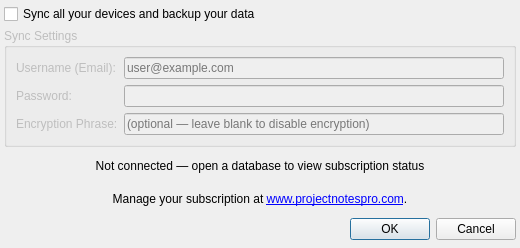
Qt form cloudsyncsettingsdialog.ui (kestermckinney/ProjectNotes) before a commit.
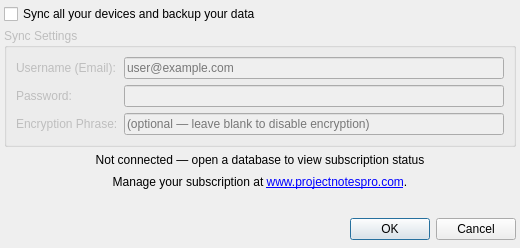
The same form after that commit.

```diff
--- a/cloudsyncsettingsdialog.ui
+++ b/cloudsyncsettingsdialog.ui
@@ -119,6 +119,19 @@
      </property>
     </widget>
    </item>
+   <item>
+    <widget class="QLabel" name="labelConnectionInfo">
+     <property name="text">
+      <string/>
+     </property>
+     <property name="alignment">
+      <set>Qt::AlignmentFlag::AlignCenter</set>
+     </property>
+     <property name="styleSheet">
+      <string notr="true">color: #999999; font-size: 9pt;</string>
+     </property>
+    </widget>
+   </item>
    <item>
     <widget class="QDialogButtonBox" name="buttonBox">
      <property name="orientation">
```
